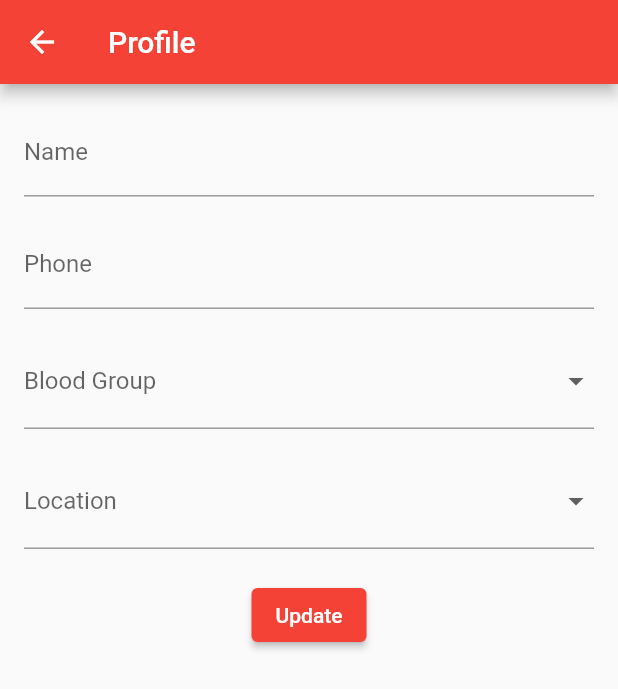
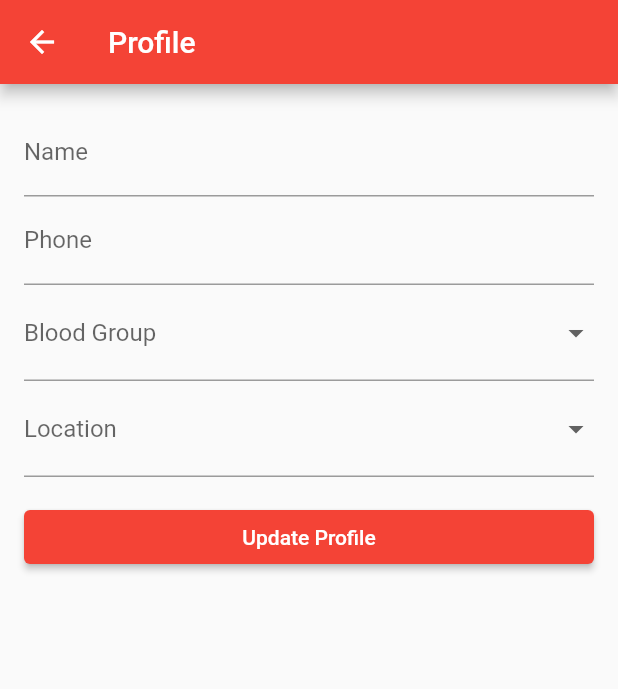
Before and after one commit to jacobwangari/Blood-donation-system, a Flutter app: the ProfilePage screen opened directly, on a phone screen of 412 x 824 dp. Shown: the top 689 px of the screen. Run offline on Flutter 3.47's test engine with Material 2 defaults, Android fonts, the phone set to English and light mode, and no system bars; our stand-ins replace cloud_firestore, firebase_auth, firebase_core; accounts and stored records are empty.

Commit message:
wrapper page created and the profile page for updating user profile

```diff
--- a/lib/profile.dart
+++ b/lib/profile.dart
@@ -0,0 +1,154 @@
+import 'package:cloud_firestore/cloud_firestore.dart';
+import 'package:firebase_auth/firebase_auth.dart';
+import 'package:flutter/material.dart';
+
+
+
+class ProfilePage extends StatefulWidget {
+  const ProfilePage({Key? key}) : super(key: key);
+
+  @override
+  State<ProfilePage> createState() => _ProfilePageState();
+}
+
+class _ProfilePageState extends State<ProfilePage> {
+  final _formKey = GlobalKey<FormState>();
+  final _nameController = TextEditingController();
+  final _phoneController = TextEditingController();
+  String _selectedBloodGroup = '';
+  String _selectedLocation = '';
+
+  @override
+  Widget build(BuildContext context) {
+    return Scaffold(
+      appBar: AppBar(title: const Text('Profile')),
+      body: FutureBuilder<User?>(
+        future: FirebaseAuth.instance.authStateChanges().first,
+        builder: (context, snapshot) {
+          if (snapshot.hasData) {
+            User user = snapshot.data!;
+            return Padding(
+              padding: const EdgeInsets.all(16.0),
+              child: Form(
+                key: _formKey,
+                child: Column(
+                  crossAxisAlignment: CrossAxisAlignment.stretch,
+                  children: [
+                    TextFormField(
+                      controller: _nameController,
+                      decoration: const InputDecoration(
+                        labelText: 'Name',
+                      ),
+                      validator: (value) {
+                        if (value == null || value.isEmpty) {
+                          return 'Please enter your name';
+                        }
+                        return null;
+                      },
+                    ),
+                    TextFormField(
+                      controller: _phoneController,
+                      decoration: const InputDecoration(
+                        labelText: 'Phone',
+                      ),
+                      validator: (value) {
+                        if (value == null || value.isEmpty) {
+                          return 'Please enter your phone number';
+                        }
+                        return null;
+                      },
+                    ),
+                    DropdownButtonFormField<String>(
+                      decoration: const InputDecoration(
+                        labelText: 'Blood Group',
+                      ),
+                      value: _selectedBloodGroup,
+                      onChanged: (newValue) {
+                        setState(() {
+                          _selectedBloodGroup = newValue!;
+                        });
+                      },
+                      items: ['A+', 'A-', 'B+', 'B-', 'AB+', 'AB-', 'O+', 'O-']
+                          .map((value) => DropdownMenuItem(
+                                value: value,
+                                child: Text(value),
+                              ))
+                          .toList(),
+                      validator: (value) {
+                        if (value == null || value.isEmpty) {
+                          return 'Please select your blood group';
+                        }
+                        return null;
+                      },
+                    ),
+                    DropdownButtonFormField<String>(
+                      decoration: const InputDecoration(
+                        labelText: 'Location',
+                      ),
+                      value: _selectedLocation,
+                      onChanged: (newValue) {
+                        setState(() {
+                          _selectedLocation = newValue!;
+                        });
+                      },
+                      items: [
+                        'Nairobi',
+                        'Mombasa',
+                        'Kisumu',
+                        'Nakuru',
+                        'Eldoret',
+                        'Thika',
+                        'Machakos',
+                        'Kakamega',
+                        'Kericho',
+                        'Kilifi'
+                      ]
+                          .map((value) => DropdownMenuItem(
+                                value: value,
+                                child: Text(value),
+                              ))
+                          .toList(),
+                      validator: (value) {
+                        if (value == null || value.isEmpty) {
+                          return 'Please select your location';
+                        }
+                        return null;
+                      },
+                    ),
+                    const SizedBox(height: 16.0),
+                    ElevatedButton(
+                      onPressed: () {
+                        if (_formKey.currentState!.validate()) {
+                          FirebaseFirestore.instance
+                              .collection('users')
+                              .doc(user.uid)
+                              .set({
+                            'name': _nameController.text,
+                            'phone': _phoneController.text,
+                            'blood_group': _selectedBloodGroup,
+                            'location': _selectedLocation,
+}).then((value) {
+ScaffoldMessenger.of(context).showSnackBar(
+const SnackBar(
+content:
+Text('Profile updated successfully')));
+}).catchError((error) {
+ScaffoldMessenger.of(context).showSnackBar(
+SnackBar(content: Text(error.toString())));
+});
+}
+},
+child: const Text('Update Profile'),
+),
+],
+),
+),
+);
+} else {
+return const Center(child: CircularProgressIndicator());
+}
+},
+),
+);
+}
+}
--- a/lib/profileupdate.dart
+++ /dev/null
@@ -1,193 +0,0 @@
-import 'package:cloud_firestore/cloud_firestore.dart';
-import 'package:firebase_auth/firebase_auth.dart';
-import 'package:flutter/material.dart';
-
-class ProfilePage extends StatefulWidget {
-  const ProfilePage({Key? key}) : super(key: key);
-
-  @override
-  _ProfilePageState createState() => _ProfilePageState();
-}
-
-class _ProfilePageState extends State<ProfilePage> {
-  final _formKey = GlobalKey<FormState>();
-
-  final _nameController = TextEditingController();
-  final _phoneController = TextEditingController();
-  String _selectedBloodGroup = '';
-  String _selectedLocation = '';
-
-  void _updateProfile() async {
-    final user = FirebaseAuth.instance.currentUser;
-    if (user != null) {
-      await FirebaseFirestore.instance.collection('users').doc(user.uid).set({
-        'name': _nameController.text,
-        'phone': _phoneController.text,
-        'blood_group': _selectedBloodGroup,
-        'location': _selectedLocation,
-      });
-      ScaffoldMessenger.of(context).showSnackBar(
-        const SnackBar(
-          content: Text('Profile updated'),
-        ),
-      );
-    }
-  }
-
-  @override
-  Widget build(BuildContext context) {
-    final user = FirebaseAuth.instance.currentUser;
-    return Scaffold(
-      appBar: AppBar(
-        title: const Text('Profile'),
-      ),
-      body: user != null
-          ? StreamBuilder<DocumentSnapshot>(
-              stream: FirebaseFirestore.instance
-                  .collection('users')
-                  .doc(user.uid)
-                  .snapshots(),
-              builder: (context, snapshot) {
-                if (!snapshot.hasData) {
-                  return const Center(child: CircularProgressIndicator());
-                }
-                final data = snapshot.data!.data() as Map<String, dynamic>?;
-                _nameController.text = data?['name'] ?? '';
-                _phoneController.text = data?['phone'] ?? '';
-                _selectedBloodGroup = data?['blood_group'] ?? '';
-                _selectedLocation = data?['location'] ?? '';
-                return Form(
-                  key: _formKey,
-                  child: SingleChildScrollView(
-                    padding: const EdgeInsets.all(16),
-                    child: Column(
-                      children: [
-                        TextFormField(
-                          controller: _nameController,
-                          decoration: const InputDecoration(labelText: 'Name'),
-                          validator: (value) {
-                            if (value == null || value.isEmpty) {
-                              return 'Please enter your name';
-                            }
-                            return null;
-                          },
-                        ),
-                        const SizedBox(height: 16),
-                        TextFormField(
-                          controller: _phoneController,
-                          decoration: const InputDecoration(labelText: 'Phone'),
-                          validator: (value) {
-                            if (value == null || value.isEmpty) {
-                              return 'Please enter your phone number';
-                            }
-                            return null;
-                          },
-                        ),
-                        const SizedBox(height: 16),
-                        DropdownButtonFormField<String>(
-                          value: _selectedBloodGroup,
-                          onChanged: (value) {
-                            setState(() {
-                              _selectedBloodGroup = value!;
-                            });
-                          },
-                          items:
-                              ['A+', 'A-', 'B+', 'B-', 'AB+', 'AB-', 'O+', 'O-']
-                                  .map(
-                                    (group) => DropdownMenuItem(
-                                      value: group,
-                                      child: Text(group),
-                                    ),
-                                  )
-                                  .toList(),
-                          decoration: const InputDecoration(
-                            labelText: 'Blood Group',
-                          ),
-                        ),
-                        const SizedBox(height: 16),
-                        DropdownButtonFormField<String>(
-                          value: _selectedLocation,
-                          onChanged: (value) {
-                            setState(() {
-                              _selectedLocation = value!;
-                            });
-                          },
-                          items: [
-                            'Baringo',
-                            'Bomet',
-                            'Bungoma',
-                            'Busia',
-                            'Elgeyo/Marakwet',
-                            'Embu',
-                            'Garissa',
-                            'Homa Bay',
-                            'Isiolo',
-                            'Kajiado',
-                            'Kakamega',
-                            'Kericho',
-                            'Kiambu',
-                            'Kilifi',
-                            'Kirinyaga',
-                            'Kisii',
-                            'Kisumu',
-                            'Kitui',
-                            'Kwale',
-                            'Laikipia',
-                            'Lamu',
-                            'Machakos',
-                            'Makueni',
-                            'Mandera',
-                            'Marsabit',
-                            'Meru',
-                            'Migori',
-                            'Mombasa',
-                            'Murang\'a',
-                            'Nairobi',
-                            'Nakuru',
-                            'Nandi',
-                            'Narok',
-                            'Nyamira',
-                            'Nyandarua',
-                            'Nyeri',
-                            'Samburu',
-                            'Siaya',
-                            'Taita/Taveta',
-                            'Tana River',
-                            'Tharaka-Nithi',
-                            'Trans Nzoia',
-                            'Turkana',
-                            'Uasin Gishu',
-                            'Vihiga',
-                            'Wajir',
-                            'West Pokot',
-                          ]
-                              .map(
-                                (group) => DropdownMenuItem(
-                                  value: group,
-                                  child: Text(group),
-                                ),
-                              )
-                              .toList(),
-                          decoration: const InputDecoration(
-                            labelText: 'Location',
-                          ),
-                        ),
-                        const SizedBox(height: 20),
-                        ElevatedButton(
-                          onPressed: () {
-                            if (_formKey.currentState!.validate()) {
-                              _updateProfile();
-                            }
-                          },
-                          child: const Text('Update'),
-                        ),
-                      ],
-                    ),
-                  ),
-                );
-              },
-            )
-          : const Center(child: CircularProgressIndicator()),
-    );
-  }
-}
```
Also changed, not shown: lib/drawer.dart (+15 -9 lines), lib/home_screen.dart (+10 -2 lines), lib/main.dart (+15 -1 lines), lib/wrapper.dart (added, +27 -0 lines).
